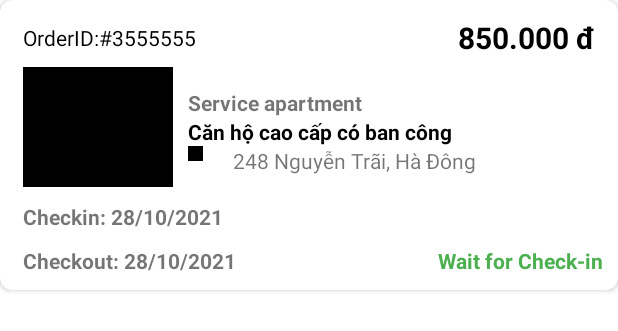
After one commit to iamhiutrun/IRoom, an Android app: the layout item_order_card.xml on its own in the app's theme, with its tools: preview values and no code run, on a phone screen of 412 x 824 dp. The commit adds this screen. Shown: the top 331 px of the screen. Run offline under Robolectric (Android 15) with nearby library versions, the phone set to English and light mode, and no system bars.

Commit message:
Implement UI Order

```diff
--- /dev/null
+++ b/app/src/main/java/com/example/iroom/view/order/OrderFragment.kt
@@ -0,0 +1,31 @@
+package com.example.iroom.view.order
+
+import android.os.Bundle
+import androidx.fragment.app.Fragment
+import android.view.LayoutInflater
+import android.view.View
+import android.view.ViewGroup
+import com.example.iroom.databinding.FragmentOrderBinding
+
+class OrderFragment : Fragment() {
+    private lateinit var _binding: FragmentOrderBinding
+    private val binding get() = _binding
+    override fun onCreateView(
+        inflater: LayoutInflater, container: ViewGroup?,
+        savedInstanceState: Bundle?
+    ): View? {
+        _binding = FragmentOrderBinding.inflate(layoutInflater)
+        return binding.root
+    }
+
+    companion object {
+
+        @JvmStatic
+        fun newInstance() =
+            OrderFragment().apply {
+                arguments = Bundle().apply {
+
+                }
+            }
+    }
+}
--- /dev/null
+++ b/app/src/main/res/layout/fragment_order.xml
@@ -0,0 +1,33 @@
+<?xml version="1.0" encoding="utf-8"?>
+<androidx.constraintlayout.widget.ConstraintLayout xmlns:android="http://schemas.android.com/apk/res/android"
+    xmlns:app="http://schemas.android.com/apk/res-auto"
+    xmlns:tools="http://schemas.android.com/tools"
+    android:layout_width="match_parent"
+    android:layout_height="match_parent"
+    tools:context=".view.order.OrderFragment">
+
+    <TextView
+        android:id="@+id/tv_my_orders"
+        android:layout_width="0dp"
+        android:layout_height="wrap_content"
+        android:layout_marginTop="50dp"
+        android:text="My Orders"
+        android:textAlignment="center"
+        android:textColor="@color/black"
+        android:textSize="@dimen/size25"
+        android:layout_marginHorizontal="@dimen/margin25"
+        android:textStyle="bold"
+        app:layout_constraintEnd_toEndOf="parent"
+        app:layout_constraintStart_toStartOf="parent"
+        app:layout_constraintTop_toTopOf="parent" />
+
+    <androidx.recyclerview.widget.RecyclerView
+        android:id="@+id/rv_orders"
+        android:layout_marginTop="@dimen/margin25"
+        android:layout_width="0dp"
+        android:layout_height="wrap_content"
+        app:layout_constraintEnd_toEndOf="@+id/tv_my_orders"
+        app:layout_constraintStart_toStartOf="@+id/tv_my_orders"
+        app:layout_constraintTop_toBottomOf="@+id/tv_my_orders" />
+
+</androidx.constraintlayout.widget.ConstraintLayout>
--- /dev/null
+++ b/app/src/main/res/layout/item_order_card.xml
@@ -0,0 +1,143 @@
+<?xml version="1.0" encoding="utf-8"?>
+<androidx.cardview.widget.CardView xmlns:android="http://schemas.android.com/apk/res/android"
+    xmlns:tools="http://schemas.android.com/tools"
+    android:layout_width="match_parent"
+    android:layout_height="wrap_content"
+    app:cardCornerRadius="@dimen/radius8"
+    xmlns:app="http://schemas.android.com/apk/res-auto">
+    <androidx.constraintlayout.widget.ConstraintLayout
+        android:padding="@dimen/padding10"
+        android:layout_width="match_parent"
+        android:layout_height="wrap_content">
+
+        <TextView
+            android:id="@+id/tv_order_id"
+            android:layout_width="wrap_content"
+            android:layout_height="wrap_content"
+            android:layout_marginStart="@dimen/margin5"
+            android:layout_marginTop="@dimen/margin5"
+            android:text="OrderID:#3555555"
+            android:textColor="@color/black"
+            app:layout_constraintStart_toStartOf="parent"
+            app:layout_constraintTop_toTopOf="parent" />
+
+        <TextView
+            android:id="@+id/tv_price"
+            android:layout_width="wrap_content"
+            android:layout_height="wrap_content"
+            android:layout_marginEnd="@dimen/margin5"
+            android:text="850.000 đ"
+            android:textColor="@color/black"
+            android:textSize="@dimen/size20"
+            android:textStyle="bold"
+            app:layout_constraintBottom_toBottomOf="@+id/tv_order_id"
+            app:layout_constraintEnd_toEndOf="parent"
+            app:layout_constraintTop_toTopOf="@+id/tv_order_id" />
+
+        <ImageView
+            android:id="@+id/im_room"
+            android:layout_width="100dp"
+            android:layout_height="80dp"
+            android:layout_marginTop="@dimen/margin10"
+            android:background="@color/black"
+            app:layout_constraintStart_toStartOf="@+id/tv_order_id"
+            app:layout_constraintTop_toBottomOf="@id/tv_order_id" />
+
+        <TextView
+            android:id="@+id/tv_service"
+            android:layout_width="wrap_content"
+            android:layout_height="wrap_content"
+            android:text="@string/service_apartment"
+            android:textStyle="bold"
+            android:layout_marginStart="@dimen/margin10"
+            android:layout_marginTop="@dimen/margin20"
+            app:layout_constraintStart_toEndOf="@+id/im_room"
+            app:layout_constraintTop_toBottomOf="@+id/tv_price" />
+
+        <TextView
+            android:id="@+id/tv_apartment_description"
+            android:layout_width="wrap_content"
+            android:layout_height="wrap_content"
+            android:textColor="@color/black"
+            android:textStyle="bold"
+            android:text="Căn hộ cao cấp có ban công"
+            android:maxLines="1"
+            android:ellipsize="end"
+            app:layout_constraintStart_toStartOf="@+id/tv_service"
+            app:layout_constraintTop_toBottomOf="@+id/tv_service" />
+
+        <LinearLayout
+            android:id="@+id/layout_address"
+            android:layout_width="wrap_content"
+            android:layout_height="wrap_content"
+            app:layout_constraintStart_toStartOf="@+id/tv_apartment_description"
+            app:layout_constraintTop_toBottomOf="@id/tv_apartment_description">
+
+            <ImageView
+                android:layout_width="@dimen/width10"
+                android:layout_height="@dimen/height10"
+                android:background="@color/black"/>
+            <TextView
+                android:id="@+id/tv_address"
+                android:layout_marginStart="@dimen/margin20"
+                android:layout_width="wrap_content"
+                android:layout_height="wrap_content"
+                android:text="248 Nguyễn Trãi, Hà Đông"/>
+        </LinearLayout>
+
+        <TextView
+            android:id="@+id/tv_check_in"
+            android:layout_width="wrap_content"
+            android:layout_height="wrap_content"
+            android:text="Checkin: 28/10/2021"
+            android:layout_marginTop="@dimen/margin10"
+            android:textStyle="bold"
+            app:layout_constraintStart_toStartOf="@+id/im_room"
+            app:layout_constraintTop_toBottomOf="@+id/im_room" />
+
+        <TextView
+            android:id="@+id/tv_check_out"
+            android:layout_width="wrap_content"
+            android:layout_height="wrap_content"
+            android:text="Checkout: 28/10/2021"
+            android:textStyle="bold"
+            android:layout_marginTop="@dimen/margin10"
+            app:layout_constraintStart_toStartOf="@+id/im_room"
+            app:layout_constraintTop_toBottomOf="@+id/tv_check_in" />
+
+        <TextView
+            android:id="@+id/tv_status"
+            android:layout_width="wrap_content"
+            android:layout_height="wrap_content"
+            android:text="Wait for Check-in"
+            android:textStyle="bold"
+            android:textColor="@color/green_dark"
+            app:layout_constraintBottom_toBottomOf="@+id/tv_check_out"
+            app:layout_constraintEnd_toEndOf="parent"
+            app:layout_constraintTop_toTopOf="@+id/tv_check_out" />
+
+        <LinearLayout
+            android:id="@+id/layout_button"
+            android:layout_width="wrap_content"
+            android:layout_height="wrap_content"
+            app:layout_constraintBottom_toBottomOf="@+id/tv_check_out"
+            app:layout_constraintEnd_toEndOf="parent"
+            android:visibility="gone"
+            app:layout_constraintTop_toTopOf="@+id/tv_check_out">
+            <Button
+                android:id="@+id/btn_cancel"
+                android:layout_width="wrap_content"
+                android:layout_height="wrap_content"
+                android:textAllCaps="false"
+                android:text="@string/cancel"/>
+            <Button
+                android:id="@+id/btn_pay"
+                android:layout_width="wrap_content"
+                android:layout_height="wrap_content"
+                android:layout_marginStart="@dimen/margin10"
+                android:textAllCaps="false"
+                android:text="@string/pay"/>
+        </LinearLayout>
+    </androidx.constraintlayout.widget.ConstraintLayout>
+
+</androidx.cardview.widget.CardView>
--- a/app/src/main/res/values/dimens.xml
+++ b/app/src/main/res/values/dimens.xml
@@ -23,7 +23,6 @@
     <dimen name="padding10">10dp</dimen>
     <dimen name="padding7">7dp</dimen>
     <dimen name="margin5">5dp</dimen>
-    <dimen name="width200">200dp</dimen>
     <dimen name="height200">200dp</dimen>
     <dimen name="radius8">8dp</dimen>
     <dimen name="height100">100dp</dimen>
@@ -31,4 +30,6 @@
     <dimen name="height30">30dp</dimen>
     <dimen name="size10">10sp</dimen>
     <dimen name="margin2">2dp</dimen>
+    <dimen name="width10">10dp</dimen>
+    <dimen name="height10">10dp</dimen>
 </resources>
--- a/app/src/main/res/values/strings.xml
+++ b/app/src/main/res/values/strings.xml
@@ -21,4 +21,7 @@
     <string name="register">Register</string>
     <string name="where_do_you_want_to_go">Where do you want to go ?</string>
     <string name="hanoi">Hanoi</string>
+    <string name="service_apartment">Service apartment</string>
+    <string name="cancel">Cancel</string>
+    <string name="pay">Pay</string>
 </resources>
```
